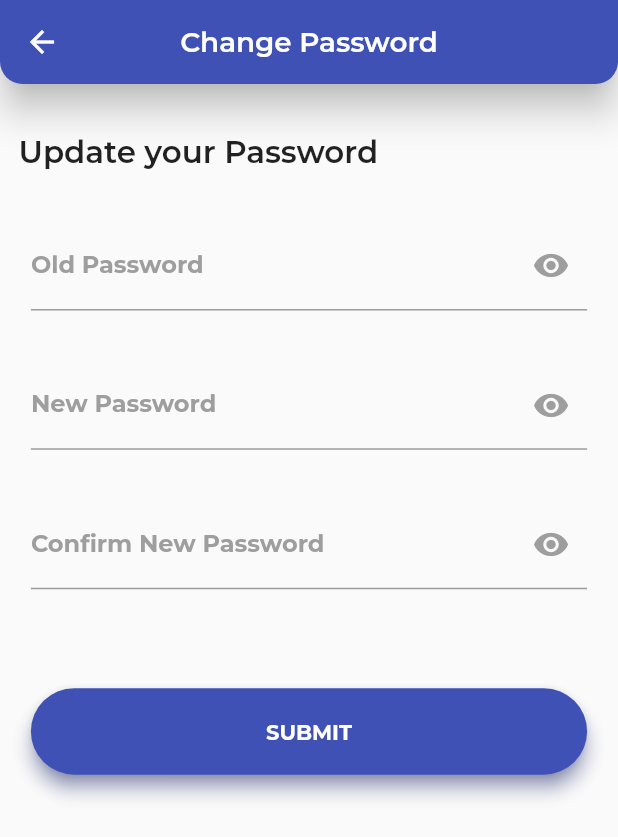
After one commit to bhushangy/Sahaaya, a Flutter app: the Settings screen opened directly, after a tap on "Change Password", on a phone screen of 412 x 824 dp. The commit adds this screen. Shown: the top 837 px of the screen. Run offline on Flutter 3.47's test engine with Material 2 defaults, Android fonts, the phone set to English and light mode, and no system bars; our stand-ins replace carousel_slider, cloud_firestore, firebase_auth, firebase_messaging, firebase_storage, flare_flutter and 8 more; accounts and stored records are empty.

Commit message:
Added password update feature

```diff
--- /dev/null
+++ b/lib/HomePage/ChangePassword.dart
@@ -0,0 +1,377 @@
+import 'package:firebase_auth/firebase_auth.dart';
+import 'package:flutter/cupertino.dart';
+import 'package:flutter/material.dart';
+import 'package:google_fonts/google_fonts.dart';
+import 'package:modal_progress_hud/modal_progress_hud.dart';
+import 'package:shared_preferences/shared_preferences.dart';
+import 'package:voter_grievance_redressal/NewGrievance/FillForm.dart';
+import 'package:voter_grievance_redressal/SizeConfig/SizeConfig.dart';
+
+class ChangePassword extends StatefulWidget {
+  @override
+  _ChangePasswordState createState() => _ChangePasswordState();
+}
+
+class _ChangePasswordState extends State<ChangePassword> {
+  bool showSpinner=false;
+  final _formKey = GlobalKey<FormState>();
+  String oldP,newP,newP2;
+  FirebaseUser user;
+  final _auth = FirebaseAuth.instance;
+
+  bool showPassword=false,showPassword2=false,showPassword3=false;
+
+  Future<bool>dontgoback(){
+    return showDialog(
+      context: context,
+      barrierDismissible: false,
+      builder: (BuildContext context) {
+        // return object of type Dialog
+        return AlertDialog(
+          contentPadding: EdgeInsets.fromLTRB(SizeConfig.safeBlockHorizontal*6.2,SizeConfig.safeBlockHorizontal*2,
+              SizeConfig.safeBlockHorizontal*4,SizeConfig.safeBlockHorizontal*2),
+
+          shape: RoundedRectangleBorder(
+            borderRadius: BorderRadius.circular(10),
+          ),
+          title: Text(
+            "Discard Update",
+            style: GoogleFonts.montserrat(
+                fontWeight: FontWeight.w500, color: Colors.black, fontSize:SizeConfig.safeBlockHorizontal*5),
+          ),
+          content: Text(
+            "Do you want to discard this password updation ?",
+            style: GoogleFonts.montserrat(
+                fontWeight: FontWeight.normal,
+                color: Colors.black,
+                fontSize:SizeConfig.safeBlockHorizontal*4
+            ),
+          ),
+          actions: <Widget>[
+            // usually buttons at the bottom of the dialog
+            new FlatButton(
+              child: new Text(" YES",style: TextStyle(
+                  fontSize:SizeConfig.safeBlockHorizontal*3.5
+              ),),
+              onPressed: () {
+                Navigator.pop(context, true);
+              },
+            ),
+            new FlatButton(
+              child: new Text(" NO",style: TextStyle(
+                  fontSize:SizeConfig.safeBlockHorizontal*3.5
+              ),),
+              onPressed: () {
+                Navigator.pop(context,false);
+              },
+            ),
+          ],
+        );
+      },
+    );
+  }
+  void _showDialog(
+      String a,
+      String b,
+      ) {
+    // flutter defined function
+    showDialog(
+      context: context,
+      barrierDismissible: false,
+      builder: (BuildContext context) {
+
+        // return object of type Dialog
+        return AlertDialog(
+          contentPadding: EdgeInsets.fromLTRB(SizeConfig.safeBlockHorizontal*6.2,SizeConfig.safeBlockVertical*2,
+              SizeConfig.safeBlockHorizontal*4,SizeConfig.safeBlockVertical*2),
+          shape: RoundedRectangleBorder(
+
+            borderRadius: BorderRadius.circular(10),
+          ),
+          title: new Text(a,style: GoogleFonts.montserrat(
+              fontWeight: FontWeight.w500, color: Colors.black, fontSize:SizeConfig.safeBlockHorizontal*5),),
+          content: new Text(b,style: GoogleFonts.montserrat(
+            fontWeight: FontWeight.normal,
+            fontSize:SizeConfig.safeBlockHorizontal*4,
+            color: Colors.black,
+          ),),
+          actions: <Widget>[
+            // usually buttons at the bottom of the dialog
+            new FlatButton(
+              child: new Text(" OK",style: TextStyle(
+                  fontSize: SizeConfig.safeBlockHorizontal*3.5
+              ),),
+              onPressed: () {
+                Navigator.of(context).pop();
+              },
+            ),
+          ],
+        );
+      },
+    );
+  }
+  @override
+  Widget build(BuildContext context) {
+    return WillPopScope(
+      onWillPop: dontgoback,
+      child: Scaffold(
+        appBar: AppBar(
+          title: Text(
+            'Change Password',
+            style: GoogleFonts.montserrat(
+                fontWeight: FontWeight.w600, color: Colors.white, fontSize: SizeConfig.safeBlockHorizontal*4.5),
+          ),
+          centerTitle: true,
+          backgroundColor: Colors.indigo,
+          elevation: 10.0,
+          shape: RoundedRectangleBorder(
+            borderRadius: BorderRadius.vertical(
+              bottom: Radius.circular(15),
+            ),
+          ),
+        ),
+        body: ModalProgressHUD(
+          inAsyncCall: showSpinner,
+          child: SafeArea(
+            child: ListView(
+              children: <Widget>[
+                Column(
+                  children: <Widget>[
+                    SizedBox(
+                      height: SizeConfig.safeBlockVertical*4,
+                    ),
+                    Row(
+                      children: <Widget>[
+                        SizedBox(width: SizeConfig.safeBlockHorizontal*3,),
+                        Text(
+                          'Update your Password',
+                          style: GoogleFonts.montserrat(
+                              fontWeight: FontWeight.w600,  fontSize: SizeConfig.safeBlockHorizontal*5),
+                        ),
+                      ],
+                    ),
+                    SizedBox(height: SizeConfig.safeBlockVertical*4,),
+                    Container(
+                      padding: EdgeInsets.only(
+                          left: SizeConfig.safeBlockHorizontal * 5,
+                          right: SizeConfig.safeBlockHorizontal * 5),
+                      child: Form(
+                        key: _formKey,
+                        child: Column(
+                          children: <Widget>[
+                            TextFormField(
+                              obscureText: !showPassword,
+                              validator: (op) {
+                                if (op.isEmpty) {
+                                  return 'Please enter your old password.';
+                                } else {
+                                  return null;
+                                }
+                              },
+                              style: GoogleFonts.montserrat(
+                                fontWeight: FontWeight.normal,
+                              ),
+                              keyboardType: TextInputType.multiline,
+                              maxLines: 1,
+                              onChanged: (value) {
+                                oldP = value;
+                              },
+                              cursorColor: Colors.indigo,
+                              decoration: InputDecoration(
+                                suffixIcon: GestureDetector(
+                                  child: Icon(
+                                    Icons.remove_red_eye,
+                                    color: Colors.grey,
+                                    size: SizeConfig.safeBlockHorizontal * 6,
+                                  ),
+                                  onTap: () {
+                                    setState(() {
+                                      showPassword == false
+                                          ? showPassword = true
+                                          : showPassword = false;
+                                    });
+                                  },
+                                ),
+                                focusedBorder: OutlineInputBorder(
+                                  borderSide: BorderSide(color: Colors.indigo),
+                                ),
+                                labelText: 'Old Password',
+                                labelStyle: GoogleFonts.montserrat(
+                                  fontWeight: FontWeight.bold,
+                                  color: Colors.grey,
+                                ),
+                              ),
+                            ),
+                            SizedBox(
+                              height: SizeConfig.safeBlockVertical*4,
+                            ),
+                            TextFormField(
+
+                              obscureText: !showPassword2,
+                              validator: (np) {
+                                if (np.isEmpty) {
+                                  return 'Please enter your new password.';
+                                } else {
+                                  return null;
+                                }
+                              },
+                              style: GoogleFonts.montserrat(
+                                fontWeight: FontWeight.normal,
+                              ),
+                              keyboardType: TextInputType.multiline,
+                              maxLines: 1,
+                              onChanged: (value) {
+                                newP = value;
+                              },
+                              cursorColor: Colors.indigo,
+                              decoration: InputDecoration(
+                                suffixIcon: GestureDetector(
+                                  child: Icon(
+                                    Icons.remove_red_eye,
+                                    color: Colors.grey,
+                                    size: SizeConfig.safeBlockHorizontal * 6,
+                                  ),
+                                  onTap: () {
+                                    setState(() {
+                                      showPassword2 == false
+                                          ? showPassword2 = true
+                                          : showPassword2 = false;
+                                    });
+                                  },
+                                ),
+                                focusedBorder: OutlineInputBorder(
+                                  borderSide: BorderSide(color: Colors.indigo),
+                                ),
+                                labelText: 'New Password',
+                                labelStyle: GoogleFonts.montserrat(
+                                  fontWeight: FontWeight.bold,
+                                  color: Colors.grey,
+                                ),
+                              ),
+                            ),
+                            SizedBox(
+                              height: SizeConfig.safeBlockVertical*4,
+                            ),
+                            TextFormField(
+                              obscureText: !showPassword3,
+                              validator: (np2) {
+                                if (np2.isEmpty) {
+                                  return 'Please confirm your new password.';
+                                } else {
+                                  return null;
+                                }
+                              },
+                              style: GoogleFonts.montserrat(
+                                fontWeight: FontWeight.normal,
+                              ),
+                              keyboardType: TextInputType.multiline,
+                              maxLines: 1,
+                              onChanged: (value) {
+                                newP2 = value;
+                              },
+                              cursorColor: Colors.indigo,
+                              decoration: InputDecoration(
+                                suffixIcon: GestureDetector(
+                                  child: Icon(
+                                    Icons.remove_red_eye,
+                                    color: Colors.grey,
+                                    size: SizeConfig.safeBlockHorizontal * 6,
+                                  ),
+                                  onTap: () {
+                                    setState(() {
+                                      showPassword3 == false
+                                          ? showPassword3 = true
+                                          : showPassword3 = false;
+                                    });
+                                  },
+                                ),
+                                focusedBorder: OutlineInputBorder(
+                                  borderSide: BorderSide(color: Colors.indigo),
+                                ),
+                                labelText: 'Confirm New Password',
+                                labelStyle: GoogleFonts.montserrat(
+                                  fontWeight: FontWeight.bold,
+                                  color: Colors.grey,
+                                ),
+                              ),
+                            ),
+
+                            SizedBox(
+                              height: SizeConfig.safeBlockVertical*8,
+                            ),
+                            FormButtons(
+                              label: 'SUBMIT',
+                              width: 0.93 * MediaQuery.of(context).size.width,
+                              height: SizeConfig.safeBlockVertical*7,
+                              onT: () async {
+                                if(oldP==null||newP==null||newP2==null)
+                                  _showDialog(
+                                      "Fields empty", "Please fill all fields.");
+                                else if(oldP.trim()==''||newP.trim()==''||newP2.trim()=='')
+                                  _showDialog(
+                                      "Fields empty", "Please fill all fields.");
+                                else if(newP!=newP2)
+                                  _showDialog("Passwords Unmatch", "The new password and confirmed new password do not match.");
+                                else if(newP.length<6)
+                                  _showDialog("Invalid New Password", "Password length should be minimum 6 characters.");
+
+                                else if (_formKey.currentState.validate()) {
+                                  _formKey.currentState.save();
+                                  SharedPreferences prefs = await SharedPreferences.getInstance();
+                                  var email = prefs.getString('email');
+                                  try {
+                                    setState(() {
+                                      showSpinner = true;
+                                    });
+                                    user =
+                                        (await _auth.signInWithEmailAndPassword(
+                                            email: email, password: oldP)).user;
+                                    setState(() {
+                                      showSpinner = false;
+                                    });
+                                  }catch(e)
+                                {
+                                  setState(() {
+                                    showSpinner = false;
+                                  });
+                                  _showDialog("Wrong Password", "Wrong Old Password. Please try again.");
+                                }
+
+
+                                  setState(() {
+                                    showSpinner = true;
+                                  });
+                                  try{
+                                    user.updatePassword(newP);
+
+                                    Navigator.pop(context,true);
+                                    setState(() {
+                                      showSpinner = false;
+                                    });
+                                    _showDialog("Password Updated", "Password changed successfully.");
+                                  } catch (e) {
+                                    print(e);
+                                    setState(() {
+                                      showSpinner = false;
+                                    });
+                                  }
+
+                                }else{
+                                  _showDialog("Empty Fields", "Please fill all the fields.");
+                                }
+                              },),
+                          ],
+                        ),
+                      ),
+                    ),
+
+                  ],
+                ),
+              ],
+            ),
+          ),
+        ),
+      ),
+    );
+  }
+}
--- /dev/null
+++ b/lib/HomePage/Settings.dart
@@ -0,0 +1,80 @@
+import 'package:flutter/cupertino.dart';
+import 'package:flutter/material.dart';
+import 'package:google_fonts/google_fonts.dart';
+import 'package:voter_grievance_redressal/HomePage/ChangePassword.dart';
+import 'package:voter_grievance_redressal/SizeConfig/SizeConfig.dart';
+import 'package:voter_grievance_redressal/HomePage/EditProfile.dart';
+
+class Settings extends StatefulWidget {
+  @override
+  _SettingsState createState() => _SettingsState();
+}
+
+class _SettingsState extends State<Settings> {
+  @override
+  Widget build(BuildContext context) {
+    return Scaffold(
+      appBar: AppBar(
+        title: Text(
+          'Settings',
+          style: GoogleFonts.montserrat(
+              fontWeight: FontWeight.w600, color: Colors.white, fontSize: SizeConfig.safeBlockHorizontal*4.5),
+        ),
+        centerTitle: true,
+        backgroundColor: Colors.indigo,
+        elevation: 10.0,
+        shape: RoundedRectangleBorder(
+          borderRadius: BorderRadius.vertical(
+            bottom: Radius.circular(15),
+          ),
+        ),
+      ),
+      body: SafeArea(
+        child: ListView(
+          children: <Widget>[
+            Column(
+              children: <Widget>[
+                SizedBox(
+                  height: SizeConfig.safeBlockVertical*4,
+                ),
+                Container(
+                  height: SizeConfig.safeBlockVertical*7,
+                  padding: EdgeInsets.only(
+                      left: SizeConfig.safeBlockHorizontal * 3,
+                      right: SizeConfig.safeBlockHorizontal * 50),
+                  child: InkWell(
+                    onTap: (){Navigator.push(context,
+                        MaterialPageRoute(builder: (context) {
+                          return ChangePassword();
+                        }));},
+                    child: Material(
+                      color: Colors.indigo,
+                      borderRadius: BorderRadius.circular(30.0),
+                      shadowColor: Colors.indigo,
+                      elevation: 5.0,
+                      child: Center(
+                        child: FittedBox(
+                          fit: BoxFit.contain,
+                          child: Text(
+                            'Change Password',
+                            style: GoogleFonts.montserrat(
+                              fontWeight: FontWeight.bold,
+                              color: Colors.white,
+                              fontSize:
+                              SizeConfig.safeBlockHorizontal * 4,
+                            ),
+                          ),
+                        ),
+                      ),
+                    ),
+                  ),
+                ),
+
+              ],
+            ),
+          ],
+        ),
+      ),
+    );
+  }
+}
```
Also changed, not shown: lib/HomePage/About.dart (+46 -7 lines), lib/HomePage/NavDrawer.dart (+13 -11 lines), 1 other file.
